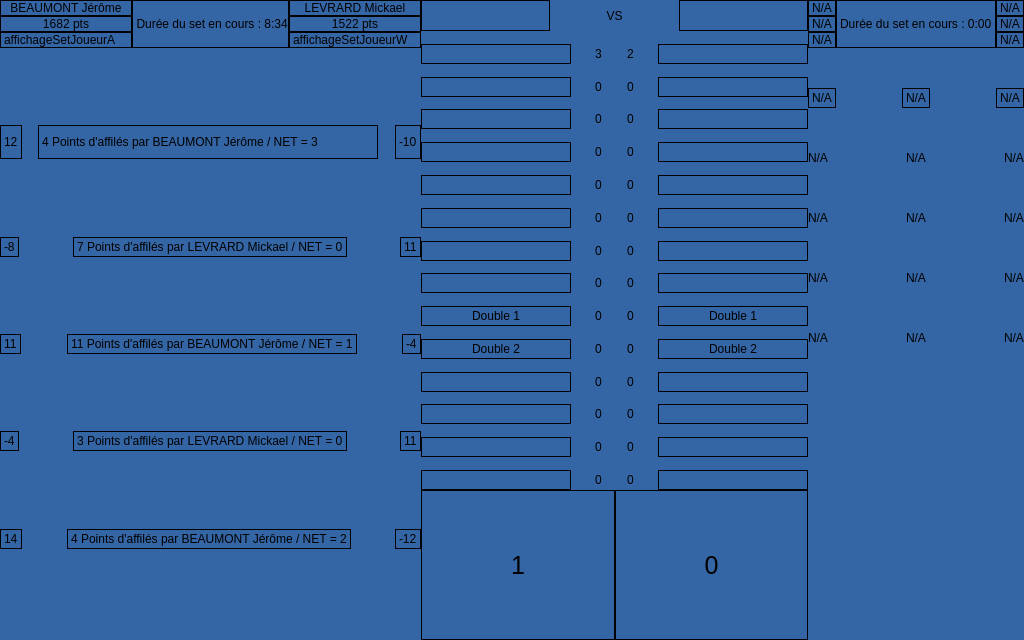
This is afficheur-area/ihmafficheur.ui in btssn-lasalle-84/areapi-2022 as Qt 5 draws it before an edit. The edited form follows.
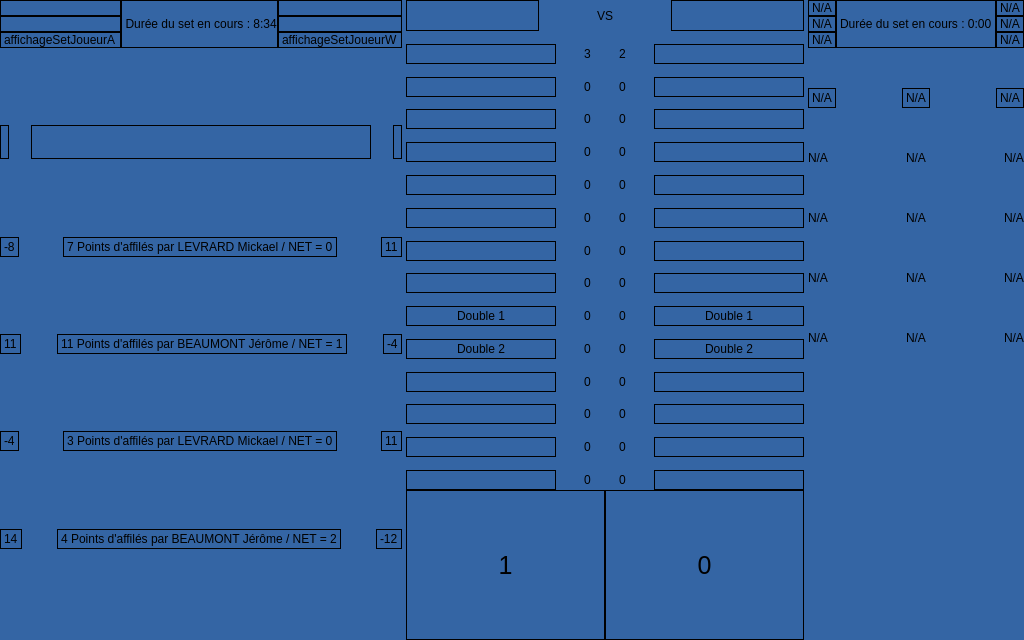
This is the edited form. Icons and pictures are not drawn.

```diff
--- a/afficheur-area/ihmafficheur.ui
+++ b/afficheur-area/ihmafficheur.ui
@@ -59,7 +59,7 @@
                <enum>QFrame::Box</enum>
               </property>
               <property name="text">
-               <string>BEAUMONT Jérôme</string>
+               <string/>
               </property>
               <property name="alignment">
                <set>Qt::AlignCenter</set>
@@ -72,7 +72,7 @@
                <enum>QFrame::Box</enum>
               </property>
               <property name="text">
-               <string>1682 pts</string>
+               <string/>
               </property>
               <property name="alignment">
                <set>Qt::AlignCenter</set>
@@ -112,7 +112,7 @@
                <enum>QFrame::Box</enum>
               </property>
               <property name="text">
-               <string>LEVRARD Mickael</string>
+               <string/>
               </property>
               <property name="alignment">
                <set>Qt::AlignCenter</set>
@@ -125,7 +125,7 @@
                <enum>QFrame::Box</enum>
               </property>
               <property name="text">
-               <string>1522 pts</string>
+               <string/>
               </property>
               <property name="alignment">
                <set>Qt::AlignCenter</set>
@@ -169,7 +169,7 @@
                <enum>QFrame::Box</enum>
               </property>
               <property name="text">
-               <string>12</string>
+               <string/>
               </property>
              </widget>
             </item>
@@ -198,7 +198,7 @@
                <enum>QFrame::Box</enum>
               </property>
               <property name="text">
-               <string>4 Points d'affilés par BEAUMONT Jérôme / NET = 3</string>
+               <string/>
               </property>
              </widget>
             </item>
@@ -221,7 +221,7 @@
                <enum>QFrame::Box</enum>
               </property>
               <property name="text">
-               <string>-10</string>
+               <string/>
               </property>
              </widget>
             </item>
```
